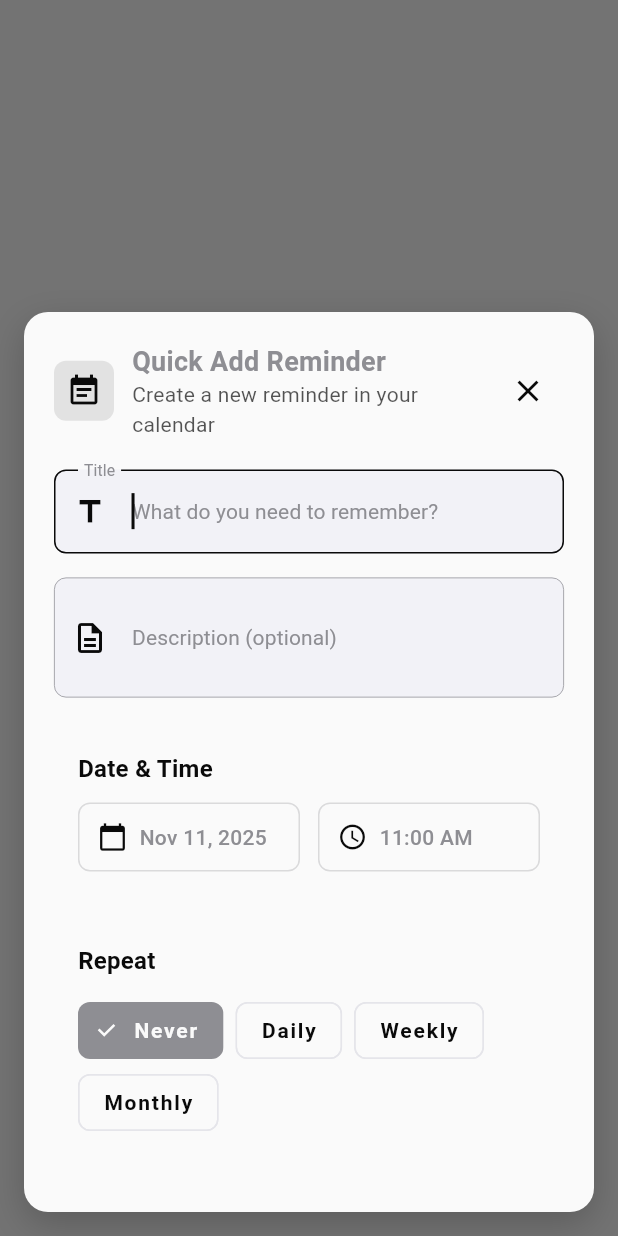
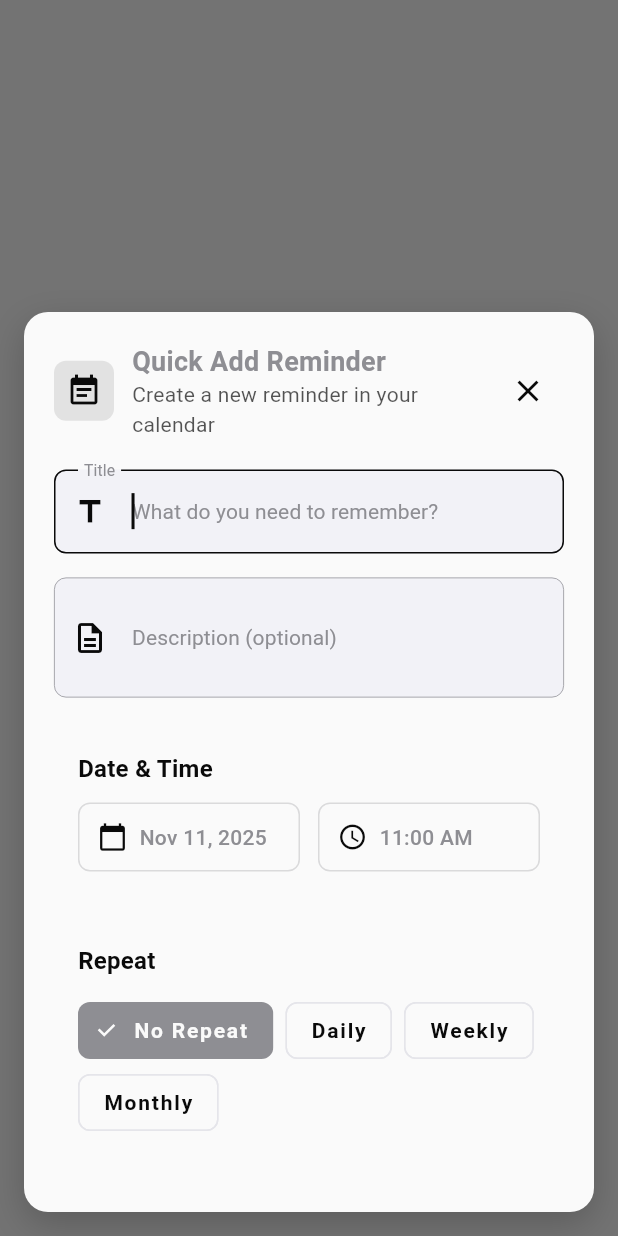
Before and after one commit to LeoRigasaki/voice_remind, a Flutter app: the QuickAddEventDialog widget shown alone on an empty page, opened directly, on a phone screen of 412 x 824 dp. Run offline on Flutter 3.47's test engine with Material 3 defaults, Android fonts, the phone set to English and light mode, and no system bars; our stand-ins replace awesome_notifications, device_info_plus, flutter_dotenv, flutter_slidable, google_generative_ai, image_picker and 6 more; missing offline and left inert: flutter_fgbg, flutter_ringtone_player, kalender, record; accounts and stored records are empty; network calls fail.

Commit message:
feat: Add space selector to AI modal and use shared helpers in quick-add
## Changes:

### ai_add_reminder_modal.dart:
- Added missing space selector to manual tab (fixes feature parity issue)
- Users can now assign spaces when creating reminders via AI modal
- Loads available spaces on initialization
- Includes spaceId in reminder creation for both single and multi-time

### quick_add_event_dialog.dart:
- Replaced duplicate _getRepeatDisplayName() with shared getRepeatDisplayName()
- Uses reminder_helpers.dart for consistent repeat type display

## Benefits:
- ✅ Feature parity: Space selector now available in all creation contexts
- ✅ Code deduplication: Shared helper functions
- ✅ Consistent UX: Same repeat type labels everywhere

## Testing:
- Manual tab now shows space selector
- Space selection persists in created reminders
- Quick add dialog uses shared helper functions

```diff
--- a/lib/widgets/ai_add_reminder_modal.dart
+++ b/lib/widgets/ai_add_reminder_modal.dart
@@ -9,9 +9,12 @@ import '../models/reminder.dart';
 import '../services/storage_service.dart';
 import '../services/notification_service.dart';
 import '../services/ai_reminder_service.dart';
+import '../services/spaces_service.dart';
 import '../utils/reminder_helpers.dart';
 import '../screens/settings_screen.dart';
 import '../widgets/multi_time_section.dart';
+import '../models/space.dart';
+import '../widgets/reminder_form/space_selector_field.dart';
 import 'package:image_picker/image_picker.dart';
 import 'dart:io';
 
@@ -56,6 +59,10 @@ class _AIAddReminderModalState extends State<AIAddReminderModal>
   // Multi-time state
   bool _isMultiTime = false;
   List<TimeSlot> _timeSlots = [];
+
+  // Space state
+  Space? _selectedSpace;
+  List<Space> _availableSpaces = [];
 
   StreamSubscription<VoiceState>? _voiceStateSubscription;
   StreamSubscription<String>? _voiceTranscriptionSubscription;
@@ -153,6 +160,7 @@ class _AIAddReminderModalState extends State<AIAddReminderModal>
 
     await _loadAIServiceStatus();
     await _loadDefaultTabPreference();
+    await _loadSpaces();
     await _initializeTabs();
 
     // Add listener to AI input controller to update button state
@@ -295,6 +303,19 @@ class _AIAddReminderModalState extends State<AIAddReminderModal>
       }
     } catch (e) {
       debugPrint('Failed to load default tab preference: $e');
+    }
+  }
+
+  Future<void> _loadSpaces() async {
+    try {
+      final spaces = await SpacesService.getSpaces();
+      if (mounted) {
+        setState(() {
+          _availableSpaces = spaces;
+        });
+      }
+    } catch (e) {
+      debugPrint('Error loading spaces: $e');
     }
   }
 
@@ -501,6 +522,7 @@ class _AIAddReminderModalState extends State<AIAddReminderModal>
           scheduledTime: _selectedDate, // Keep for backward compatibility
           repeatType: _selectedRepeat,
           isNotificationEnabled: _isNotificationEnabled,
+          spaceId: _selectedSpace?.id,
           timeSlots: _timeSlots,
           isMultiTime: true,
         );
@@ -514,6 +536,7 @@ class _AIAddReminderModalState extends State<AIAddReminderModal>
           scheduledTime: _selectedDate,
           repeatType: _selectedRepeat,
           isNotificationEnabled: _isNotificationEnabled,
+          spaceId: _selectedSpace?.id,
           timeSlots: [],
           isMultiTime: false,
         );
@@ -1546,6 +1569,24 @@ class _AIAddReminderModalState extends State<AIAddReminderModal>
                     ),
 
                     const SizedBox(height: 20),
+
+                    // Space selector
+                    Card(
+                      child: Padding(
+                        padding: const EdgeInsets.symmetric(horizontal: 4, vertical: 8),
+                        child: SpaceSelectorField(
+                          selectedSpace: _selectedSpace,
+                          availableSpaces: _availableSpaces,
+                          onSpaceChanged: (space) {
+                            setState(() {
+                              _selectedSpace = space;
+                            });
+                          },
+                        ),
+                      ),
+                    ),
+
+                    const SizedBox(height: 16),
 
                     // Notification toggle
                     Card(
--- a/lib/widgets/quick_add_event_dialog.dart
+++ b/lib/widgets/quick_add_event_dialog.dart
@@ -5,6 +5,7 @@ import '../models/reminder.dart';
 import '../models/space.dart';
 import '../services/calendar_service.dart';
 import '../services/spaces_service.dart';
+import '../utils/reminder_helpers.dart';
 
 /// Quick dialog for adding events directly from calendar
 class QuickAddEventDialog extends StatefulWidget {
@@ -402,7 +403,7 @@ class _QuickAddEventDialogState extends State<QuickAddEventDialog>
             children: RepeatType.values.map((type) {
               final isSelected = _repeatType == type;
               return FilterChip(
-                label: Text(_getRepeatDisplayName(type)),
+                label: Text(getRepeatDisplayName(type)),
                 selected: isSelected,
                 onSelected: (selected) {
                   setState(() {
@@ -593,17 +594,4 @@ class _QuickAddEventDialogState extends State<QuickAddEventDialog>
       }
     }
   }
-
-  String _getRepeatDisplayName(RepeatType type) {
-    switch (type) {
-      case RepeatType.none:
-        return 'Never';
-      case RepeatType.daily:
-        return 'Daily';
-      case RepeatType.weekly:
-        return 'Weekly';
-      case RepeatType.monthly:
-        return 'Monthly';
-    }
-  }
 }
```
